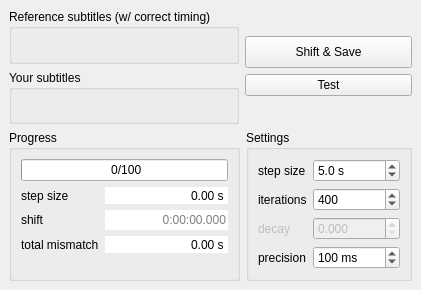
Old version of the form mainwindow.ui in the repository tkarabela/autosubtitleretimer.
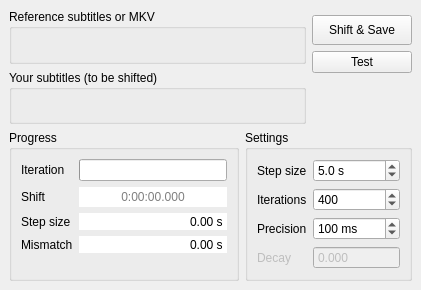
New version of the form.

Commit message:
Subtitle tracks in MKV can now be used as reference
- extracting a subtitle track from MKV (via mkvparse)
- subs loading/saving moved to worker thread
- progressbar shows progress during loading (MKV parse takes a while)
- human-friendly error message for unspecified input files

The edit to the form file:
```diff
--- a/mainwindow.ui
+++ b/mainwindow.ui
@@ -21,16 +21,28 @@
        <layout class="QVBoxLayout" name="verticalLayout">
         <item>
          <widget class="QGroupBox" name="refGroupBox">
+          <property name="sizePolicy">
+           <sizepolicy hsizetype="Expanding" vsizetype="Preferred">
+            <horstretch>0</horstretch>
+            <verstretch>0</verstretch>
+           </sizepolicy>
+          </property>
           <property name="title">
-           <string>Reference subtitles (w/ correct timing)</string>
+           <string>Reference subtitles or MKV</string>
           </property>
           <layout class="QHBoxLayout" name="horizontalLayout"/>
          </widget>
         </item>
         <item>
          <widget class="QGroupBox" name="subsGroupBox">
+          <property name="sizePolicy">
+           <sizepolicy hsizetype="Expanding" vsizetype="Preferred">
+            <horstretch>0</horstretch>
+            <verstretch>0</verstretch>
+           </sizepolicy>
+          </property>
           <property name="title">
-           <string>Your subtitles</string>
+           <string>Your subtitles (to be shifted)</string>
           </property>
           <layout class="QHBoxLayout" name="horizontalLayout_2"/>
          </widget>
@@ -39,25 +51,18 @@
       </item>
       <item>
        <layout class="QVBoxLayout" name="verticalLayout_2">
-        <item>
-         <spacer name="verticalSpacer_2">
-          <property name="orientation">
-           <enum>Qt::Vertical</enum>
-          </property>
-          <property name="sizeHint" stdset="0">
-           <size>
-            <width>20</width>
-            <height>40</height>
-           </size>
-          </property>
-         </spacer>
-        </item>
+        <property name="sizeConstraint">
+         <enum>QLayout::SetDefaultConstraint</enum>
+        </property>
+        <property name="topMargin">
+         <number>6</number>
+        </property>
         <item>
          <widget class="QPushButton" name="runButton">
           <property name="minimumSize">
            <size>
             <width>100</width>
-            <height>32</height>
+            <height>30</height>
            </size>
           </property>
           <property name="text">
@@ -97,36 +102,19 @@
          <string>Progress</string>
         </property>
         <layout class="QVBoxLayout" name="verticalLayout_3">
-         <item>
-          <widget class="QProgressBar" name="progressBar">
-           <property name="value">
-            <number>0</number>
-           </property>
-           <property name="format">
-            <string> %v/%m</string>
-           </property>
-          </widget>
-         </item>
          <item>
           <layout class="QFormLayout" name="formLayout_2">
-           <item row="0" column="0">
-            <widget class="QLabel" name="label_5">
-             <property name="text">
-              <string>step size</string>
-             </property>
-            </widget>
-           </item>
            <item row="1" column="0">
             <widget class="QLabel" name="label_7">
              <property name="text">
-              <string>shift</string>
+              <string>Shift</string>
              </property>
             </widget>
            </item>
-           <item row="2" column="0">
+           <item row="3" column="0">
             <widget class="QLabel" name="label_8">
              <property name="text">
-              <string>total mismatch</string>
+              <string>Mismatch</string>
              </property>
             </widget>
            </item>
@@ -136,7 +124,7 @@
               <bool>false</bool>
              </property>
              <property name="alignment">
-              <set>Qt::AlignRight|Qt::AlignTrailing|Qt::AlignVCenter</set>
+              <set>Qt::AlignCenter</set>
              </property>
              <property name="readOnly">
               <bool>true</bool>
@@ -146,35 +134,7 @@
              </property>
             </widget>
            </item>
-           <item row="0" column="1">
-            <widget class="QDoubleSpinBox" name="stepSizeDisplay">
-             <property name="wrapping">
-              <bool>false</bool>
-             </property>
-             <property name="frame">
-              <bool>false</bool>
-             </property>
-             <property name="alignment">
-              <set>Qt::AlignRight|Qt::AlignTrailing|Qt::AlignVCenter</set>
-             </property>
-             <property name="readOnly">
-              <bool>true</bool>
-             </property>
-             <property name="buttonSymbols">
-              <enum>QAbstractSpinBox::NoButtons</enum>
-             </property>
-             <property name="keyboardTracking">
-              <bool>false</bool>
-             </property>
-             <property name="prefix">
-              <string/>
-             </property>
-             <property name="suffix">
-              <string> s</string>
-             </property>
-            </widget>
-           </item>
-           <item row="2" column="1">
+           <item row="3" column="1">
             <widget class="QDoubleSpinBox" name="mismatchDisplay">
              <property name="wrapping">
               <bool>false</bool>
@@ -202,6 +162,61 @@
              </property>
             </widget>
            </item>
+           <item row="2" column="1">
+            <widget class="QDoubleSpinBox" name="stepSizeDisplay">
+             <property name="wrapping">
+              <bool>false</bool>
+             </property>
+             <property name="frame">
+              <bool>false</bool>
+             </property>
+             <property name="alignment">
+              <set>Qt::AlignRight|Qt::AlignTrailing|Qt::AlignVCenter</set>
+             </property>
+             <property name="readOnly">
+              <bool>true</bool>
+             </property>
+             <property name="buttonSymbols">
+              <enum>QAbstractSpinBox::NoButtons</enum>
+             </property>
+             <property name="keyboardTracking">
+              <bool>false</bool>
+             </property>
+             <property name="prefix">
+              <string/>
+             </property>
+             <property name="suffix">
+              <string> s</string>
+             </property>
+            </widget>
+           </item>
+           <item row="2" column="0">
+            <widget class="QLabel" name="label_5">
+             <property name="text">
+              <string>Step size</string>
+             </property>
+            </widget>
+           </item>
+           <item row="0" column="1">
+            <widget class="QProgressBar" name="progressBar">
+             <property name="value">
+              <number>0</number>
+             </property>
+             <property name="textVisible">
+              <bool>false</bool>
+             </property>
+             <property name="format">
+              <string> %v/%m</string>
+             </property>
+            </widget>
+           </item>
+           <item row="0" column="0">
+            <widget class="QLabel" name="label_6">
+             <property name="text">
+              <string>Iteration</string>
+             </property>
+            </widget>
+           </item>
           </layout>
          </item>
         </layout>
@@ -219,7 +234,7 @@
          <item row="0" column="0">
           <widget class="QLabel" name="label">
            <property name="text">
-            <string>step size</string>
+            <string>Step size</string>
            </property>
           </widget>
          </item>
@@ -245,7 +260,7 @@
          <item row="1" column="0">
           <widget class="QLabel" name="label_3">
            <property name="text">
-            <string>iterations</string>
+            <string>Iterations</string>
            </property>
           </widget>
          </item>
@@ -265,21 +280,50 @@
            </property>
           </widget>
          </item>
-         <item row="2" column="0">
+         <item row="3" column="0">
+          <widget class="QLabel" name="label_4">
+           <property name="text">
+            <string>Precision</string>
+           </property>
+          </widget>
+         </item>
+         <item row="3" column="1">
+          <widget class="QSpinBox" name="unitSpinBox">
+           <property name="suffix">
+            <string> ms</string>
+           </property>
+           <property name="minimum">
+            <number>1</number>
+           </property>
+           <property name="maximum">
+            <number>999999</number>
+           </property>
+           <property name="singleStep">
+            <number>10</number>
+           </property>
+           <property name="value">
+            <number>100</number>
+           </property>
+          </widget>
+         </item>
+         <item row="4" column="0">
           <widget class="QLabel" name="label_2">
            <property name="enabled">
             <bool>false</bool>
            </property>
            <property name="text">
-            <string>decay</string>
+            <string>Decay</string>
            </property>
           </widget>
          </item>
-         <item row="2" column="1">
+         <item row="4" column="1">
           <widget class="QDoubleSpinBox" name="decaySpinBox">
            <property name="enabled">
             <bool>false</bool>
            </property>
+           <property name="buttonSymbols">
+            <enum>QAbstractSpinBox::NoButtons</enum>
+           </property>
            <property name="decimals">
             <number>3</number>
            </property>
@@ -297,29 +341,6 @@
            </property>
           </widget>
          </item>
-         <item row="4" column="0">
-          <widget class="QLabel" name="label_4">
-           <property name="text">
-            <string>precision</string>
-           </property>
-          </widget>
-         </item>
-         <item row="4" column="1">
-          <widget class="QSpinBox" name="unitSpinBox">
-           <property name="suffix">
-            <string> ms</string>
-           </property>
-           <property name="minimum">
-            <number>1</number>
-           </property>
-           <property name="maximum">
-            <number>999999</number>
-           </property>
-           <property name="value">
-            <number>100</number>
-           </property>
-          </widget>
-         </item>
         </layout>
        </widget>
       </item>
```
Left out of the diff: 2 changed lines with no effect on the pictures. The commit also changes 2 other files.
